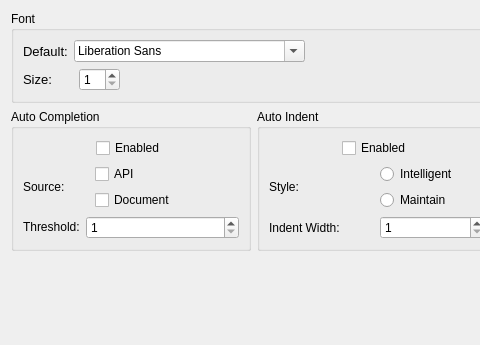
This is ui/EditorSettingsDialog.ui in kipr/kiss as Qt 5 draws it before an edit; both pictures show x 0 to 480 and y 0 to 345 of the 714 by 345 pixel window. The edited form follows.
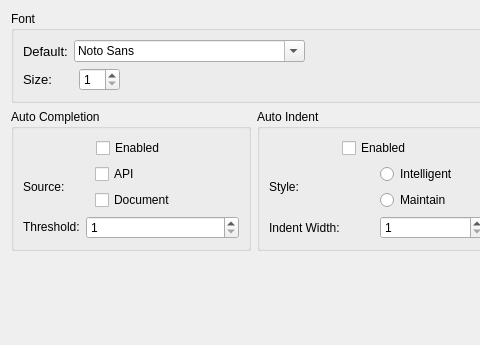
This is the edited form.

The edit to the form file:
```diff
--- a/ui/EditorSettingsDialog.ui
+++ b/ui/EditorSettingsDialog.ui
@@ -51,6 +51,14 @@
             <bold>false</bold>
            </font>
           </property>
+          <property name="currentFont">
+           <font>
+            <family>Academy Engraved LET</family>
+            <pointsize>14</pointsize>
+            <weight>50</weight>
+            <bold>false</bold>
+           </font>
+          </property>
          </widget>
         </item>
         <item>
```
